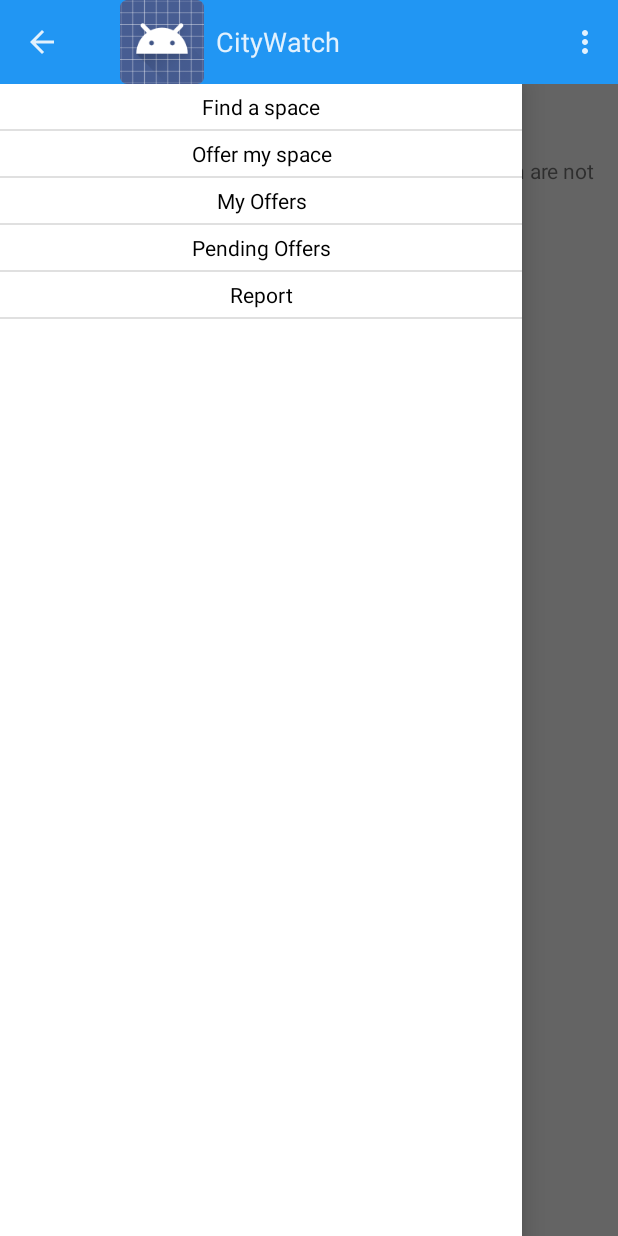
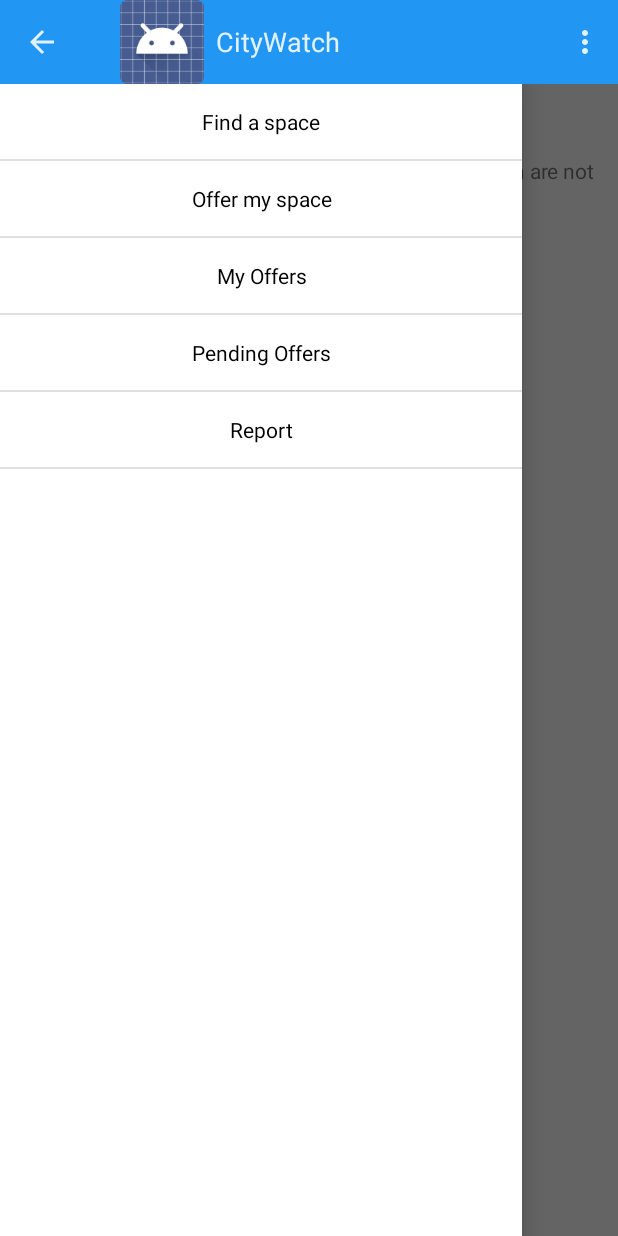
Before and after one commit to StefanEdingerTUM/MyApplication, an Android app: the screen it shows after launch (MainActivity), on a phone screen of 412 x 824 dp. Run offline under Robolectric (Android 15) with nearby library versions, the phone set to English and light mode, and no system bars; 9 statements that could not run were skipped.

Commit message:
interface improvement

```diff
--- a/app/src/main/res/layout/mytextview.xml
+++ b/app/src/main/res/layout/mytextview.xml
@@ -2,7 +2,7 @@
 <TextView xmlns:android="http://schemas.android.com/apk/res/android"
     android:id="@+id/tv"
     android:textColor="#000000"
-    android:padding="5sp"
+    android:padding="15dp"
     android:layout_width="fill_parent"
     android:background="#ffffff"
     android:singleLine="true"
```
Also changed, not shown: app/src/main/res/drawable-hdpi/ic_drawer.png, app/src/main/res/drawable-mdpi/ic_drawer.png, app/src/main/res/drawable-xhdpi/ic_drawer.png, app/src/main/res/drawable-xxhdpi/ic_drawer.png.
